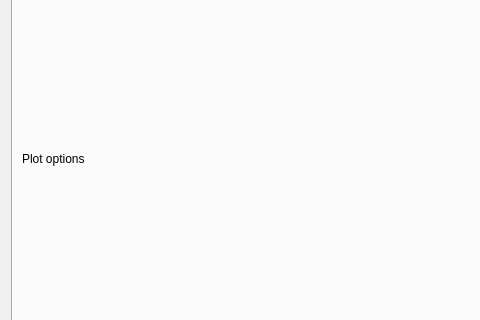
Above: EagleEye/UIs/plotwizarddialog.ui from dtmoodie/EagleEye before the change; both pictures show x 0 to 480 and y 127 to 447 of the 667 by 576 pixel window. Below: the same form after it.
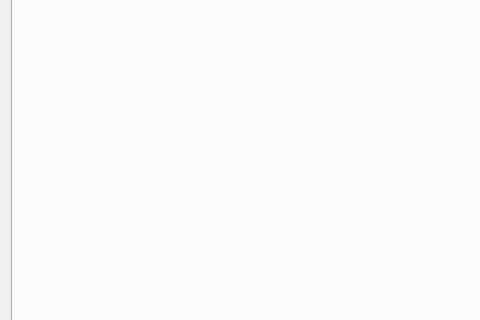
That is the form after the change. The open tabs and pages were chosen to show the change.

What changed in the file:
```diff
--- a/EagleEye/UIs/plotwizarddialog.ui
+++ b/EagleEye/UIs/plotwizarddialog.ui
@@ -60,15 +60,7 @@
       </attribute>
       <layout class="QGridLayout" name="gridLayout_6">
        <item row="0" column="0">
-        <layout class="QVBoxLayout" name="plotOptionLayout">
-         <item>
-          <widget class="QLabel" name="label_2">
-           <property name="text">
-            <string>Plot options</string>
-           </property>
-          </widget>
-         </item>
-        </layout>
+        <layout class="QGridLayout" name="plotPreviewLayout"/>
        </item>
       </layout>
      </widget>
```
Left out of the diff: 10 changed lines with no effect on the pictures. Lines whose indentation alone changed are shown as unchanged.
